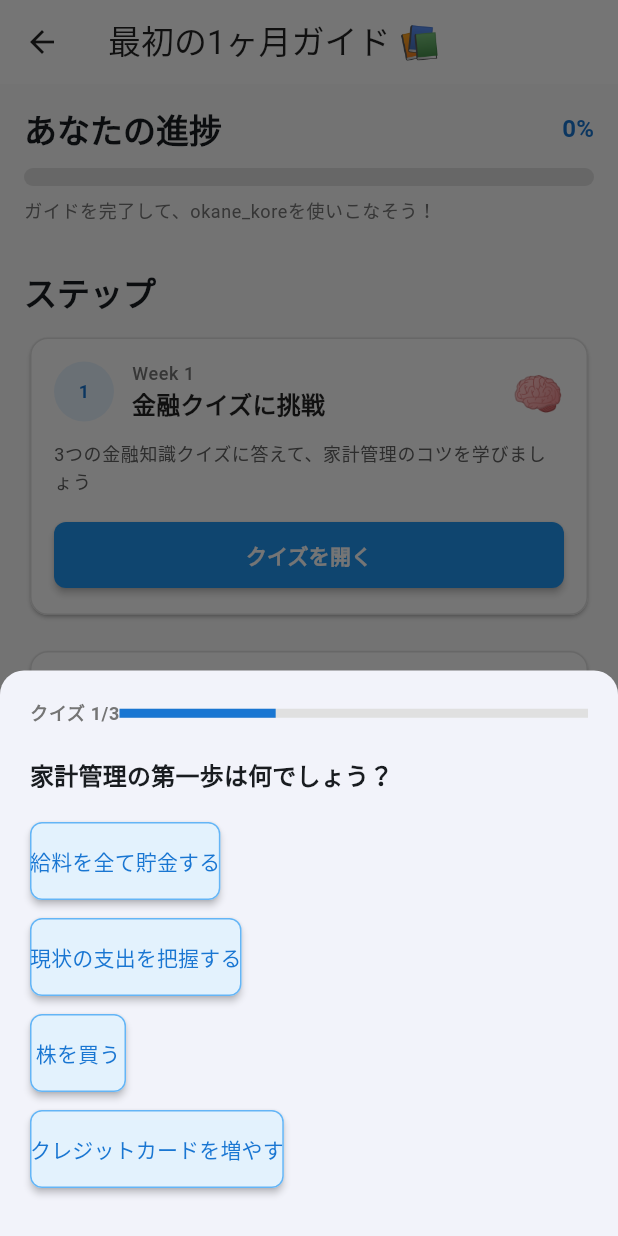
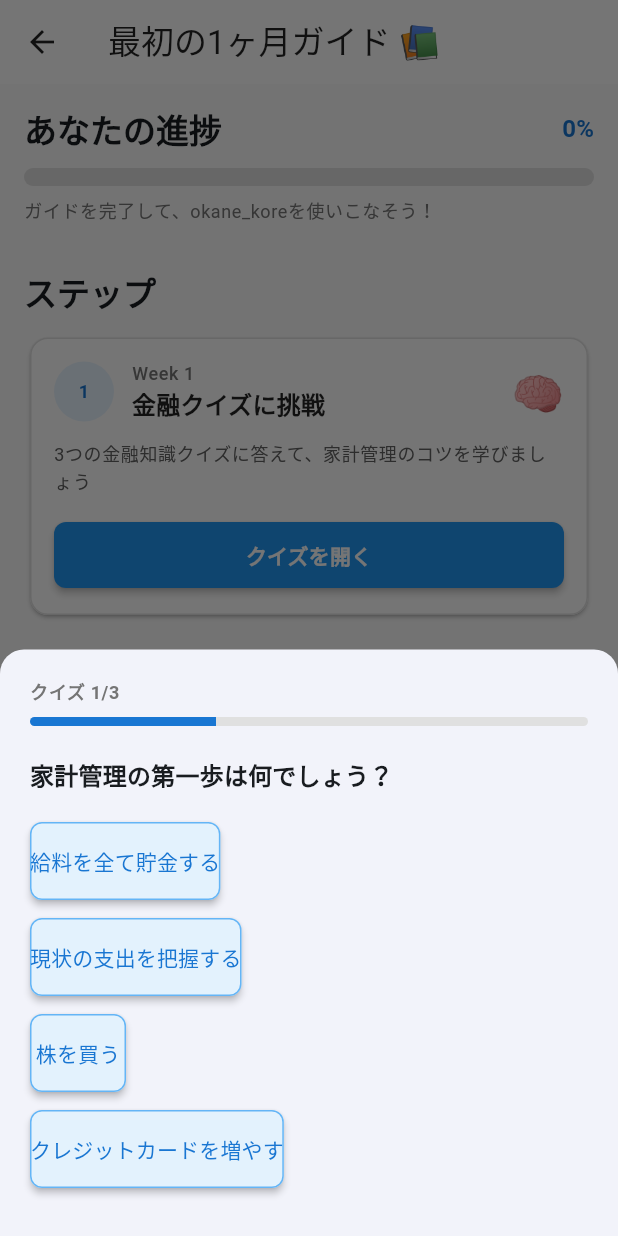
Before and after one commit to zka32101/kinnyu, a Flutter app: the FirstMonthGuidePage screen opened directly, after a tap on an icon or button, on a phone screen of 412 x 824 dp. Run offline on Flutter 3.47's test engine with Material 3 defaults, Android fonts, the phone set to English and light mode, and no system bars; our stand-ins replace cloud_firestore, firebase_analytics, firebase_auth, firebase_core, firebase_crashlytics, flutter_local_notifications and 7 more; missing offline and left inert: excel, home_widget, purchases_flutter; accounts and stored records are empty; network calls fail.

Commit message:
fix: simplify LinearProgressIndicator layout in quiz section
Replace extension method approach with standard Column layout for better
compatibility and clearer code. This fixes potential analysis errors
related to the LinearProgressIndicator.widen() extension method.

Co-Authored-By: Claude Haiku 4.5 <noreply@anthropic.com>

```diff
--- a/lib/features/onboarding/presentation/pages/first_month_guide_page.dart
+++ b/lib/features/onboarding/presentation/pages/first_month_guide_page.dart
@@ -289,8 +289,8 @@ class _QuizSheetState extends ConsumerState<_QuizSheet> {
         mainAxisSize: MainAxisSize.min,
         crossAxisAlignment: CrossAxisAlignment.start,
         children: [
-          Row(
-            mainAxisAlignment: MainAxisAlignment.spaceBetween,
+          Column(
+            crossAxisAlignment: CrossAxisAlignment.start,
             children: [
               Text(
                 'クイズ ${_currentQuizIndex + 1}/${_quizzes.length}',
@@ -299,13 +299,17 @@ class _QuizSheetState extends ConsumerState<_QuizSheet> {
                   color: Colors.grey[600],
                 ),
               ),
-              LinearProgressIndicator(
-                value: (_currentQuizIndex + 1) / _quizzes.length,
-                minHeight: 6,
-                backgroundColor: Colors.grey[300],
-                valueColor:
-                    AlwaysStoppedAnimation<Color>(Colors.blue[700]!),
-              ).widen(),
+              const SizedBox(height: 8),
+              ClipRRect(
+                borderRadius: BorderRadius.circular(3),
+                child: LinearProgressIndicator(
+                  value: (_currentQuizIndex + 1) / _quizzes.length,
+                  minHeight: 6,
+                  backgroundColor: Colors.grey[300],
+                  valueColor:
+                      AlwaysStoppedAnimation<Color>(Colors.blue[700]!),
+                ),
+              ),
             ],
           ),
           const SizedBox(height: 20),
@@ -431,9 +435,3 @@ class QuizQuestion {
     required this.explanation,
   });
 }
-
-extension on LinearProgressIndicator {
-  Widget widen() {
-    return Expanded(child: this);
-  }
-}
```
